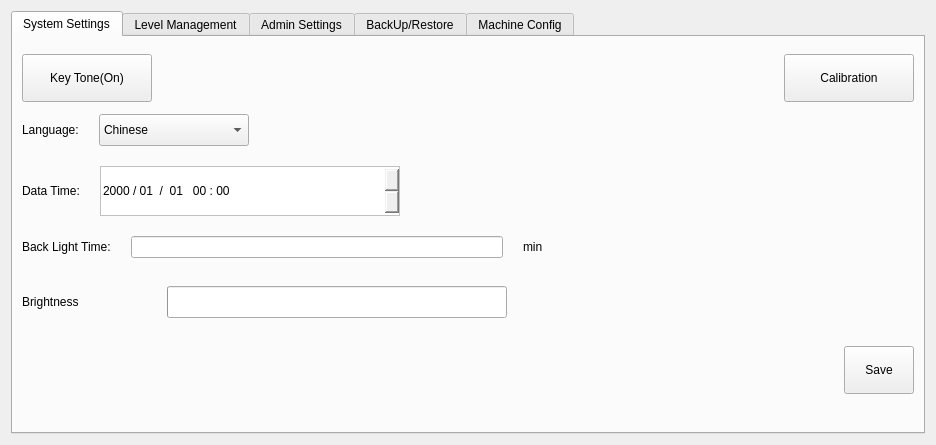
Before: the Qt Designer form hcsettings/ichcsystemsettingsframe.ui in GaussCheng/2-5AxisPunch, drawn with Qt 5.
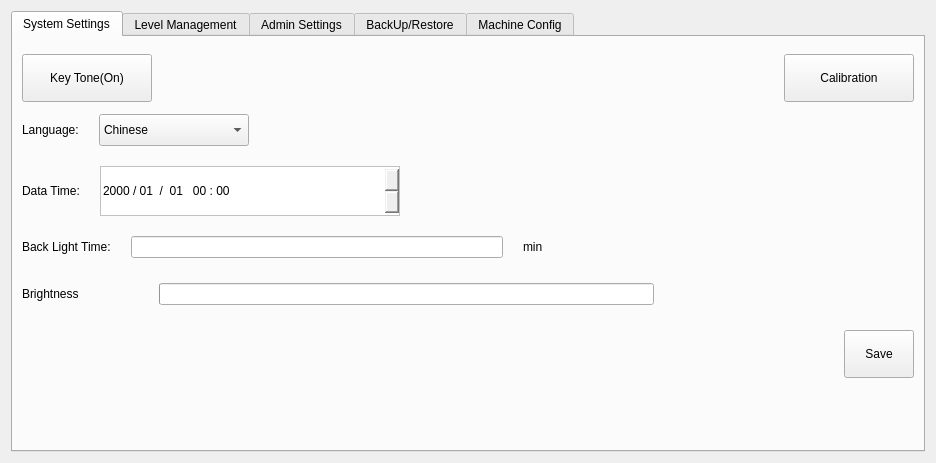
After: the same form once the commit is applied. Icons and pictures are not drawn. Custom widgets are drawn as their Qt base class.

Patch:
```diff
--- a/hcsettings/ichcsystemsettingsframe.ui
+++ b/hcsettings/ichcsystemsettingsframe.ui
@@ -7,7 +7,7 @@
     <x>0</x>
     <y>0</y>
     <width>936</width>
-    <height>445</height>
+    <height>463</height>
    </rect>
   </property>
   <property name="windowTitle">
@@ -281,6 +281,9 @@
        </item>
        <item>
         <layout class="QHBoxLayout" name="horizontalLayout_8">
+         <property name="rightMargin">
+          <number>200</number>
+         </property>
          <item>
           <widget class="QLabel" name="label_40">
            <property name="text">
@@ -292,8 +295,8 @@
           <widget class="QPushButton" name="brightMinus">
            <property name="minimumSize">
             <size>
-             <width>48</width>
-             <height>48</height>
+             <width>32</width>
+             <height>32</height>
             </size>
            </property>
            <property name="text">
@@ -305,8 +308,8 @@
            </property>
            <property name="iconSize">
             <size>
-             <width>48</width>
-             <height>48</height>
+             <width>16</width>
+             <height>16</height>
             </size>
            </property>
            <property name="flat">
@@ -319,7 +322,7 @@
            <property name="minimumSize">
             <size>
              <width>0</width>
-             <height>32</height>
+             <height>16</height>
             </size>
            </property>
            <property name="maximum">
@@ -337,8 +340,8 @@
           <widget class="QPushButton" name="brightPlus">
            <property name="minimumSize">
             <size>
-             <width>48</width>
-             <height>48</height>
+             <width>32</width>
+             <height>32</height>
             </size>
            </property>
            <property name="text">
@@ -350,8 +353,8 @@
            </property>
            <property name="iconSize">
             <size>
-             <width>48</width>
-             <height>48</height>
+             <width>24</width>
+             <height>24</height>
             </size>
            </property>
            <property name="flat">
@@ -359,19 +362,6 @@
            </property>
           </widget>
          </item>
-         <item>
-          <spacer name="horizontalSpacer_7">
-           <property name="orientation">
-            <enum>Qt::Horizontal</enum>
-           </property>
-           <property name="sizeHint" stdset="0">
-            <size>
-             <width>40</width>
-             <height>20</height>
-            </size>
-           </property>
-          </spacer>
-         </item>
         </layout>
        </item>
        <item>
@@ -1523,22 +1513,22 @@
   </layout>
  </widget>
  <customwidgets>
-  <customwidget>
-   <class>ICLineEditWithVirtualKeyboard</class>
-   <extends>QLineEdit</extends>
-   <header>iclineeditwithvirtualkeyboard.h</header>
-  </customwidget>
-  <customwidget>
-   <class>ICLineEditWithVirtualNumericKeypad</class>
-   <extends>QLineEdit</extends>
-   <header>iclineeditwithvirtualnumerickeypad.h</header>
-  </customwidget>
   <customwidget>
    <class>ICPageTab</class>
    <extends>QWidget</extends>
    <header>icpagetab.h</header>
    <container>1</container>
   </customwidget>
+  <customwidget>
+   <class>ICLineEditWithVirtualKeyboard</class>
+   <extends>QLineEdit</extends>
+   <header>iclineeditwithvirtualkeyboard.h</header>
+  </customwidget>
+  <customwidget>
+   <class>ICLineEditWithVirtualNumericKeypad</class>
+   <extends>QLineEdit</extends>
+   <header>iclineeditwithvirtualnumerickeypad.h</header>
+  </customwidget>
  </customwidgets>
  <resources>
   <include location="../resource.qrc"/>
```
